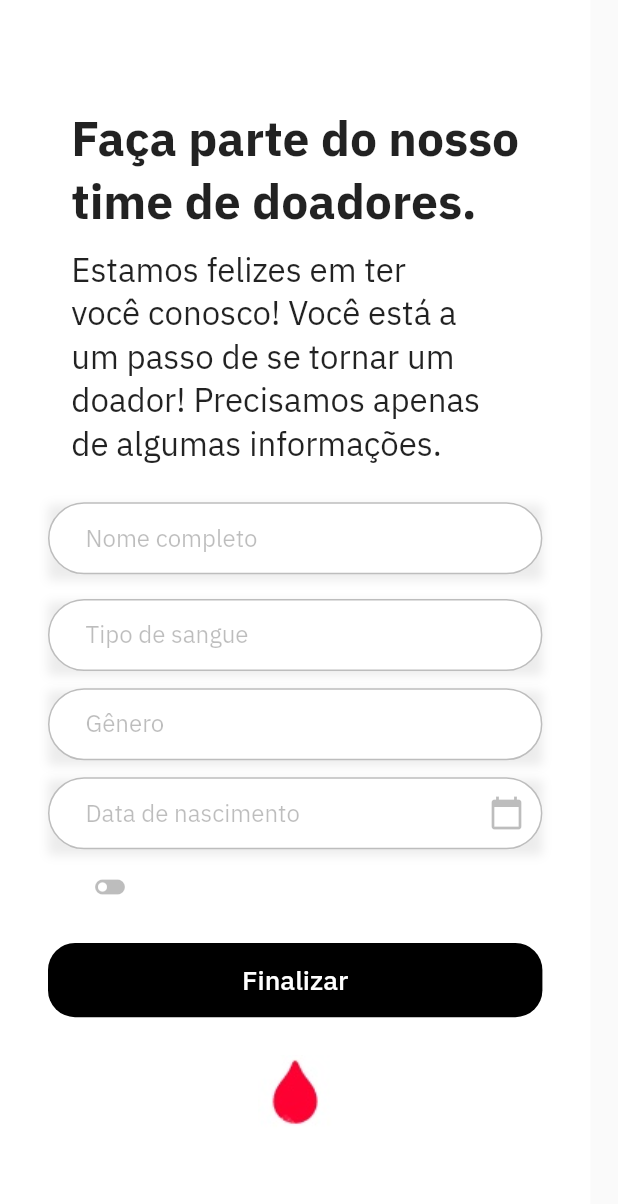
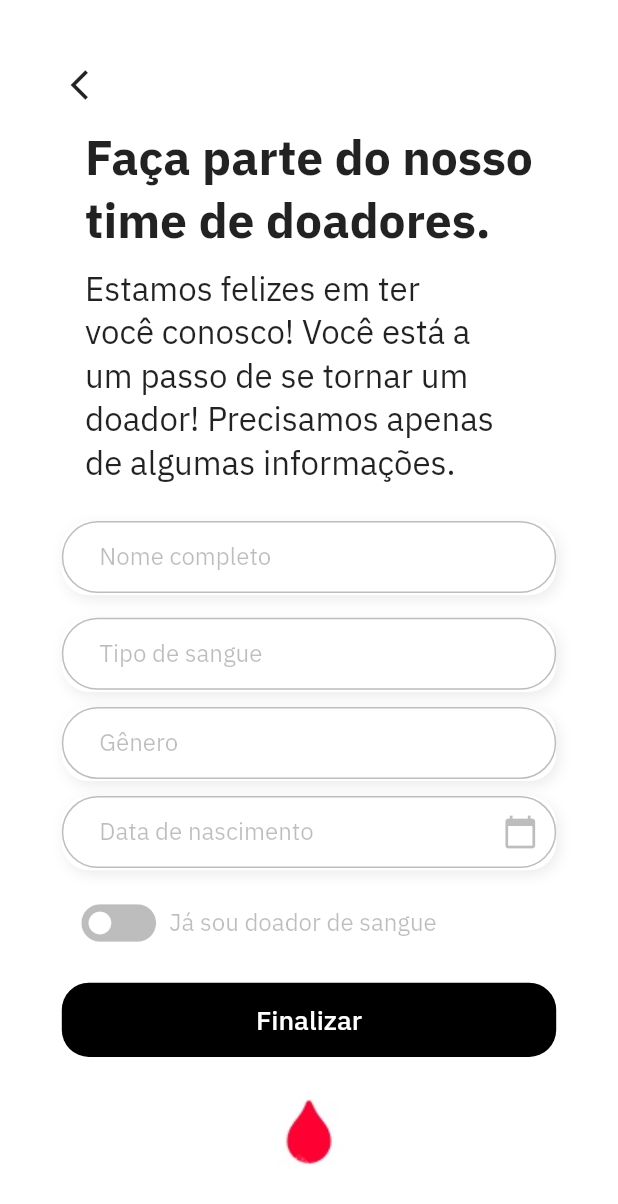
Before and after one commit to rannaraabe/blood, a Flutter app: the CadastroPage screen opened directly, on a phone screen of 412 x 824 dp. Shown: the top 1204 px of the screen. Run offline on Flutter 3.47's test engine with Material 2 defaults, Android fonts, the phone set to English and light mode, and no system bars; our stand-ins replace firebase_auth, firebase_core, flutter_modular, google_sign_in, mobx; accounts and stored records are empty; generated files the repository leaves out were written again.

Commit message:
finished register UI

```diff
--- a/blood-app/lib/app/app_module.dart
+++ b/blood-app/lib/app/app_module.dart
@@ -1,6 +1,7 @@
 import 'package:flutter_modular/flutter_modular.dart';
 
 import 'modules/inicio/inicio_module.dart';
+import 'modules/cadastro/cadastro_module.dart';
 
 class AppModule extends Module {
   @override
@@ -9,5 +10,6 @@ class AppModule extends Module {
   @override
   final List<ModularRoute> routes = [
     ModuleRoute(Modular.initialRoute, module: InicioModule()),
+    ModuleRoute('/cadastro', module: CadastroModule())
   ];
 }
--- a/blood-app/lib/app/modules/cadastro/cadastro_page.dart
+++ b/blood-app/lib/app/modules/cadastro/cadastro_page.dart
@@ -10,7 +10,6 @@ class CadastroPage extends StatelessWidget {
   Widget build(BuildContext context) {
     final height = MediaQuery.of(context).size.height;
     final width = MediaQuery.of(context).size.width;
-    // TODO: adicionar botão de voltar
     return Scaffold(
       resizeToAvoidBottomInset: false,
       body: Container(
@@ -21,6 +20,14 @@ class CadastroPage extends StatelessWidget {
                 mainAxisAlignment: MainAxisAlignment.center,
                 crossAxisAlignment: CrossAxisAlignment.center,
                 children: <Widget>[
+                  Row(
+                    // TODO: adicionar ação no botão de voltar
+                    children: [
+                      Padding(
+                          padding: const EdgeInsets.fromLTRB(15, 0, 0, 15),
+                          child: Icon(Icons.arrow_back_ios)),
+                    ],
+                  ),
                   TextColumn(),
                   Padding(
                     padding: const EdgeInsets.fromLTRB(0, 25, 0, 15),
@@ -47,7 +54,8 @@ class CadastroPage extends StatelessWidget {
                     ),
                   ),
                   Padding(
-                    padding: const EdgeInsets.fromLTRB(0, 0, 0, 10),
+                    // TODO: abrir DatePicker ao clicar no icon do calendário
+                    padding: const EdgeInsets.fromLTRB(0, 0, 0, 5),
                     child: TextGeneral(
                       height: height * 0.06,
                       width: width * 0.8,
@@ -56,22 +64,25 @@ class CadastroPage extends StatelessWidget {
                     ),
                   ),
                   Padding(
-                      //FIXME: fazer toggle ser botão de ação  ajustar o tamanho e cor do texto
-                      padding: const EdgeInsets.fromLTRB(0, 0, 0, 10),
-                      child: RichText(
-                        text: TextSpan(
-                          style: AppTheme.regular_medium,
-                          children: [
-                            WidgetSpan(
-                              child:
-                                  Icon(Icons.toggle_off, color: Colors.black26),
-                            ),
-                            TextSpan(text: 'Já sou doador de sangue'),
-                          ],
+                    // TODO: adicionar ação ao clicar no icon de Toggle
+                    padding: const EdgeInsets.fromLTRB(0, 0, 0, 10),
+                    child: Wrap(
+                      crossAxisAlignment: WrapCrossAlignment.center,
+                      children: [
+                        Icon(
+                          Icons.toggle_off,
+                          color: Colors.black26,
+                          size: 60,
                         ),
-                      )),
+                        Text(
+                          ' Já sou doador de sangue                   ',
+                          style: TextStyle(fontSize: 16, color: Colors.black26),
+                        ),
+                      ],
+                    ),
+                  ),
                   Padding(
-                    padding: const EdgeInsets.fromLTRB(0, 15, 0, 25),
+                    padding: const EdgeInsets.fromLTRB(0, 0, 0, 25),
                     child: InicioButton(
                       height: height * 0.06,
                       width: width * 0.8,
--- a/blood-app/lib/app/modules/cadastro/widgets/text_general.dart
+++ b/blood-app/lib/app/modules/cadastro/widgets/text_general.dart
@@ -22,12 +22,13 @@ class TextGeneral extends StatelessWidget {
       height: height,
       width: width,
       decoration: BoxDecoration(
+        color: Colors.white,
+        borderRadius: BorderRadius.all(Radius.circular(18)),
         boxShadow: [
           BoxShadow(
             color: Colors.grey.withOpacity(0.2),
-            spreadRadius: 0.2,
-            blurRadius: 5,
-            offset: Offset(0, 2),
+            blurRadius: 7.0,
+            offset: Offset(2.0, 3.0),
           ),
         ],
       ),
```
